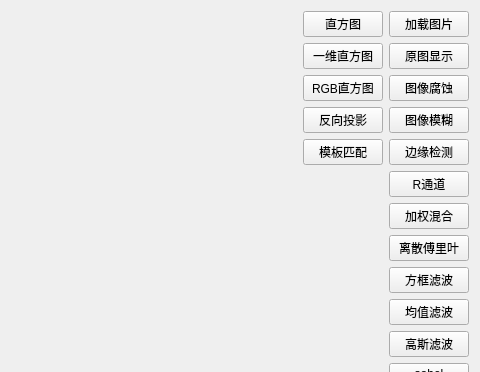
Before: the Qt Designer form PictureFactory/PictureEditor.ui in fruh1ing/PictureFactory, drawn with Qt 5; both pictures show x 353 to 833 and y 0 to 372 of the 833 by 629 pixel window.
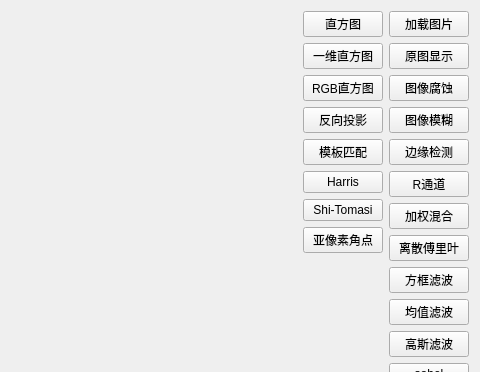
After: the same form once the commit is applied.

Commit message: add corner detection

The edit to the form file:
```diff
--- a/PictureFactory/PictureEditor.ui
+++ b/PictureFactory/PictureEditor.ui
@@ -72,6 +72,27 @@
        </property>
       </widget>
      </item>
+     <item>
+      <widget class="QPushButton" name="pushButton_harris">
+       <property name="text">
+        <string>Harris</string>
+       </property>
+      </widget>
+     </item>
+     <item>
+      <widget class="QPushButton" name="pushButton_tomasi">
+       <property name="text">
+        <string>Shi-Tomasi</string>
+       </property>
+      </widget>
+     </item>
+     <item>
+      <widget class="QPushButton" name="pushButton_subpix">
+       <property name="text">
+        <string>亚像素角点</string>
+       </property>
+      </widget>
+     </item>
      <item>
       <spacer name="verticalSpacer_2">
        <property name="orientation">
```
The commit also changes 2 other files.
